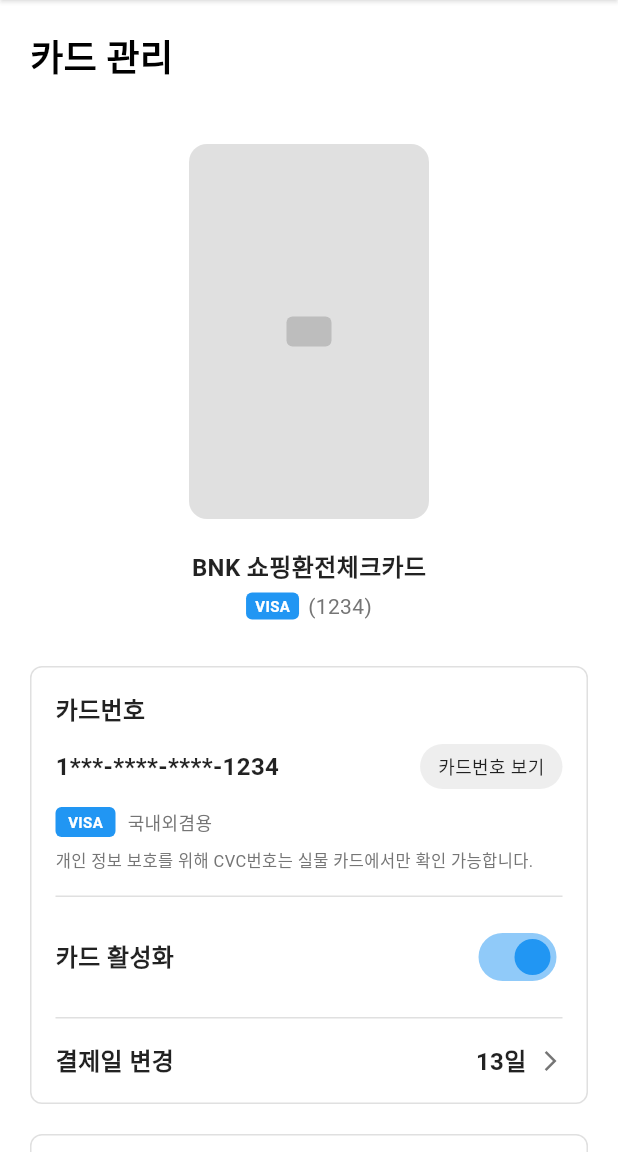
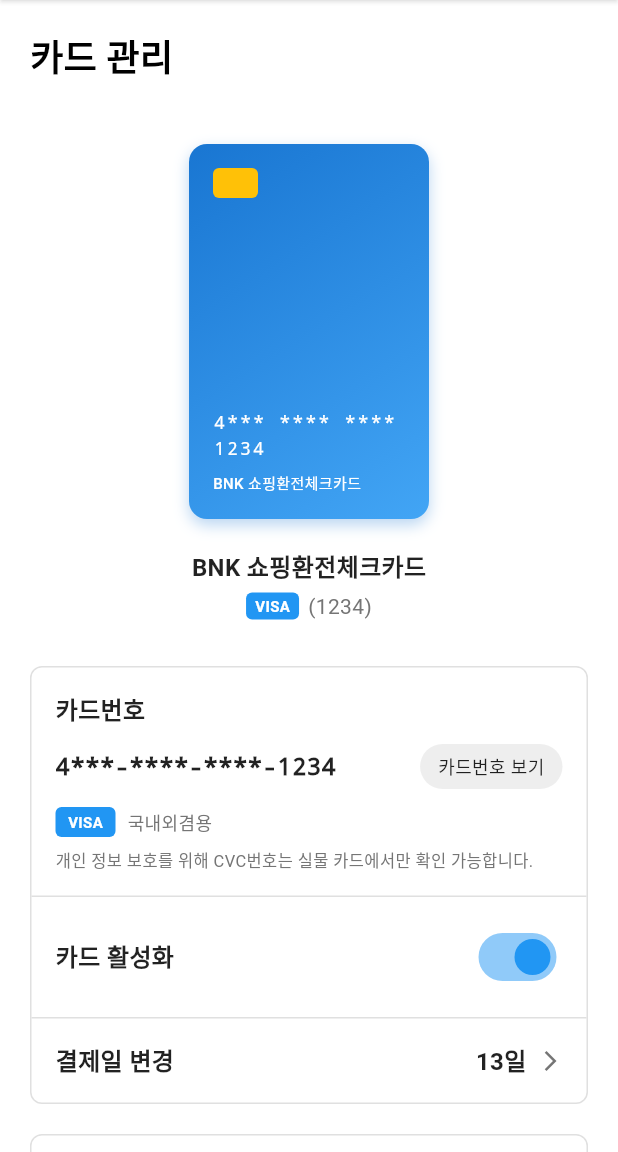
Before and after one commit to yunachooi/bnk_project_02, a Flutter app: the CardManagementScreen screen opened directly, on a phone screen of 412 x 824 dp, the part 84-1236 px from its top. Run offline on Flutter 3.47's test engine with Material 3 defaults, Android fonts, the light colour scheme and no system bars; our stand-ins replace webview_flutter; network calls fail.

Commit message:
[ynchoi] card.dart tasks

```diff
--- a/bnk_project_02f/lib/card/cardManagement.dart
+++ b/bnk_project_02f/lib/card/cardManagement.dart
@@ -1,4 +1,6 @@
 import 'package:flutter/material.dart';
+import 'package:http/http.dart' as http;
+import 'dart:convert';
 
 void main() {
   runApp(MenuManagementApp());
@@ -10,13 +12,45 @@
   @override
   Widget build(BuildContext context) {
     return MaterialApp(
-      title: '메뉴 관리',
+      title: '카드 관리',
       theme: ThemeData(
         primarySwatch: Colors.blue,
         primaryColor: Color(0xFF1976D2),
       ),
       home: CardManagementScreen(),
       debugShowCheckedModeBanner: false,
+    );
+  }
+}
+
+class CardInfo {
+  final String cardno;
+  final String cano;
+  final String uid;
+  final int cardcvc;
+  final String cardname;
+  final String cardstatus;
+  final String carddate;
+
+  CardInfo({
+    required this.cardno,
+    required this.cano,
+    required this.uid,
+    required this.cardcvc,
+    required this.cardname,
+    required this.cardstatus,
+    required this.carddate,
+  });
+
+  factory CardInfo.fromJson(Map<String, dynamic> json) {
+    return CardInfo(
+      cardno: json['cardno'] ?? '4***-****-****-1234',
+      cano: json['cano'] ?? '',
+      uid: json['uid'] ?? '',
+      cardcvc: json['cardcvc'] ?? 123,
+      cardname: json['cardname'] ?? 'BNK 쇼핑환전체크카드',
+      cardstatus: json['cardstatus'] ?? 'Y',
+      carddate: json['carddate'] ?? '',
     );
   }
 }
@@ -29,9 +63,162 @@
 class _CardManagementScreenState extends State<CardManagementScreen> {
   bool isCardActivated = true;
   String paymentCycle = '13일';
+  bool isLoading = true;
+  bool showingFullNumber = false;
+  CardInfo? cardInfo;
+
+  final String baseUrl = 'http://localhost:8080';
+
+  @override
+  void initState() {
+    super.initState();
+    _loadCardInfo();
+  }
+
+  Future<void> _loadCardInfo() async {
+    setState(() {
+      isLoading = true;
+    });
+
+    try {
+      final response = await http.get(
+        Uri.parse('$baseUrl/user/card/info'),
+        headers: {'Content-Type': 'application/json'},
+      );
+
+      if (response.statusCode == 200) {
+        final jsonData = json.decode(response.body);
+        cardInfo = CardInfo.fromJson(jsonData);
+        isCardActivated = cardInfo!.cardstatus == 'Y';
+      } else {
+        _createDefaultCard();
+      }
+    } catch (e) {
+      _createDefaultCard();
+    }
+
+    setState(() {
+      isLoading = false;
+    });
+  }
+
+  void _createDefaultCard() {
+    cardInfo = CardInfo(
+      cardno: '4***-****-****-1234',
+      cano: 'default_USD',
+      uid: 'user',
+      cardcvc: 123,
+      cardname: 'BNK 쇼핑환전체크카드',
+      cardstatus: 'Y',
+      carddate: DateTime.now().toString(),
+    );
+    isCardActivated = true;
+  }
+
+  Future<void> _toggleCardStatus() async {
+    try {
+      await http.post(
+        Uri.parse('$baseUrl/user/card/toggle-status'),
+        headers: {'Content-Type': 'application/json'},
+      );
+
+      setState(() {
+        isCardActivated = !isCardActivated;
+      });
+
+      _showMessage('카드 상태가 변경되었습니다.');
+    } catch (e) {
+      setState(() {
+        isCardActivated = !isCardActivated;
+      });
+      _showMessage('카드 상태가 변경되었습니다.');
+    }
+  }
+
+  Future<void> _toggleCardNumber() async {
+    if (!showingFullNumber) {
+      try {
+        final response = await http.get(
+          Uri.parse('$baseUrl/user/card/full-number'),
+          headers: {'Content-Type': 'application/json'},
+        );
+
+        if (response.statusCode == 200) {
+          setState(() {
+            showingFullNumber = true;
+          });
+        } else {
+          setState(() {
+            showingFullNumber = true;
+          });
+        }
+      } catch (e) {
+        setState(() {
+          showingFullNumber = true;
+        });
+      }
+    } else {
+      setState(() {
+        showingFullNumber = false;
+      });
+    }
+  }
+
+  void _showMessage(String message) {
+    ScaffoldMessenger.of(context).showSnackBar(
+      SnackBar(
+        content: Text(message),
+        backgroundColor: Colors.green,
+        duration: Duration(seconds: 2),
+      ),
+    );
+  }
+
+  String _getDisplayCardNumber() {
+    if (cardInfo == null) return '4***-****-****-1234';
+
+    if (showingFullNumber) {
+      String cleanNumber = cardInfo!.cardno.replaceAll('-', '').replaceAll('*', '');
+      if (cleanNumber.length == 16) {
+        return '${cleanNumber.substring(0, 4)}-${cleanNumber.substring(4, 8)}-${cleanNumber.substring(8, 12)}-${cleanNumber.substring(12, 16)}';
+      }
+      return '4000-1234-5678-1234';
+    } else {
+      return cardInfo!.cardno;
+    }
+  }
+
+  String _getLastFourDigits() {
+    if (cardInfo?.cardno != null) {
+      String cleanNumber = cardInfo!.cardno.replaceAll('-', '').replaceAll('*', '');
+      if (cleanNumber.length >= 4) {
+        return cleanNumber.substring(cleanNumber.length - 4);
+      }
+    }
+    return '1234';
+  }
+
+  String _getFirstDigit() {
+    if (cardInfo?.cardno != null) {
+      String cleanNumber = cardInfo!.cardno.replaceAll('-', '').replaceAll('*', '');
+      if (cleanNumber.length >= 1) {
+        return cleanNumber.substring(0, 1);
+      }
+    }
+    return '4';
+  }
 
   @override
   Widget build(BuildContext context) {
+    if (isLoading) {
+      return Scaffold(
+        backgroundColor: Colors.white,
+        body: Center(
+          child: CircularProgressIndicator(color: Color(0xFF1976D2)),
+        ),
+      );
+    }
+
     return Scaffold(
       backgroundColor: Colors.white,
       appBar: AppBar(
@@ -40,9 +227,7 @@
         shadowColor: Colors.grey.withValues(alpha: 0.3),
         leading: IconButton(
           icon: Icon(Icons.arrow_back, color: Color(0xFF1976D2)),
-          onPressed: () {
-            Navigator.of(context).pop();
-          },
+          onPressed: () => Navigator.of(context).pop(),
         ),
         title: Text(
           '뒤로가기',
@@ -53,7 +238,10 @@
           ),
         ),
       ),
-      body: SingleChildScrollView(
+      body: RefreshIndicator(
+        onRefresh: _loadCardInfo,
+        child: SingleChildScrollView(
+          physics: AlwaysScrollableScrollPhysics(),
           child: Padding(
             padding: EdgeInsets.all(20),
             child: Column(
@@ -69,36 +257,73 @@
                 ),
                 SizedBox(height: 20),
 
+                // 카드 비주얼
                 Center(
                   child: Container(
                     width: 160,
                     height: 250,
                     margin: EdgeInsets.symmetric(vertical: 20),
                     decoration: BoxDecoration(
-                    color: Colors.grey[300],
+                      gradient: LinearGradient(
+                        begin: Alignment.topLeft,
+                        end: Alignment.bottomRight,
+                        colors: [Color(0xFF1976D2), Color(0xFF42A5F5)],
+                      ),
                       borderRadius: BorderRadius.circular(12),
+                      boxShadow: [
+                        BoxShadow(
+                          color: Color(0xFF1976D2).withOpacity(0.3),
+                          blurRadius: 8,
+                          offset: Offset(0, 4),
                         ),
+                      ],
+                    ),
+                    child: Padding(
+                      padding: EdgeInsets.all(16),
                       child: Column(
-                    mainAxisAlignment: MainAxisAlignment.center,
+                        crossAxisAlignment: CrossAxisAlignment.start,
                         children: [
                           Container(
                             width: 30,
                             height: 20,
                             decoration: BoxDecoration(
-                          color: Colors.grey[400],
+                              color: Colors.amber,
                               borderRadius: BorderRadius.circular(4),
                             ),
+                          ),
+                          Spacer(),
+                          Text(
+                            '${_getFirstDigit()}*** **** **** ${_getLastFourDigits()}',
+                            style: TextStyle(
+                              color: Colors.white,
+                              fontSize: 12,
+                              fontFamily: 'monospace',
+                              letterSpacing: 1.5,
+                            ),
+                          ),
+                          SizedBox(height: 8),
+                          Text(
+                            cardInfo?.cardname ?? 'BNK 쇼핑환전체크카드',
+                            style: TextStyle(
+                              color: Colors.white,
+                              fontSize: 10,
+                              fontWeight: FontWeight.w500,
+                            ),
+                            maxLines: 2,
+                            overflow: TextOverflow.ellipsis,
                           ),
                         ],
                       ),
                     ),
                   ),
+                ),
 
+                // 카드 정보
                 Center(
                   child: Column(
                     children: [
                       Text(
-                      'BNK 쇼핑환전체크카드',
+                        cardInfo?.cardname ?? 'BNK 쇼핑환전체크카드',
                         style: TextStyle(
                           fontSize: 16,
                           fontWeight: FontWeight.w600,
@@ -126,7 +351,7 @@
                           ),
                           SizedBox(width: 6),
                           Text(
-                          '(1234)',
+                            '(${_getLastFourDigits()})',
                             style: TextStyle(
                               fontSize: 14,
                               color: Colors.grey[600],
@@ -140,6 +365,7 @@
 
                 SizedBox(height: 30),
 
+                // 카드 상세 정보
                 Container(
                   width: double.infinity,
                   decoration: BoxDecoration(
@@ -150,6 +376,7 @@
                   child: Column(
                     crossAxisAlignment: CrossAxisAlignment.start,
                     children: [
+                      // 카드번호 섹션
                       Container(
                         padding: EdgeInsets.all(16),
                         child: Column(
@@ -167,25 +394,31 @@
                             Row(
                               mainAxisAlignment: MainAxisAlignment.spaceBetween,
                               children: [
-                              Text(
-                                '1***-****-****-1234',
+                                Expanded(
+                                  child: Text(
+                                    _getDisplayCardNumber(),
                                     style: TextStyle(
                                       fontSize: 16,
                                       fontWeight: FontWeight.w600,
                                       color: Colors.black87,
+                                      fontFamily: 'monospace',
                                     ),
                                   ),
-                              Container(
+                                ),
+                                GestureDetector(
+                                  onTap: _toggleCardNumber,
+                                  child: Container(
                                     padding: EdgeInsets.symmetric(horizontal: 12, vertical: 6),
                                     decoration: BoxDecoration(
                                       color: Colors.grey[200],
                                       borderRadius: BorderRadius.circular(16),
                                     ),
                                     child: Text(
-                                  '카드번호 보기',
+                                      showingFullNumber ? '카드번호 숨기기' : '카드번호 보기',
                                       style: TextStyle(
                                         fontSize: 12,
                                         color: Colors.black87,
+                                      ),
                                     ),
                                   ),
                                 ),
@@ -235,12 +468,9 @@
                         ),
                       ),
 
-                    Container(
-                      height: 1,
-                      color: Colors.grey[300],
-                      margin: EdgeInsets.symmetric(horizontal: 16),
-                    ),
+                      Divider(height: 1, color: Colors.grey[300]),
 
+                      // 카드 활성화
                       Container(
                         padding: EdgeInsets.symmetric(horizontal: 16, vertical: 16),
                         child: Row(
@@ -256,23 +486,16 @@
                             ),
                             Switch(
                               value: isCardActivated,
-                            onChanged: (value) {
-                              setState(() {
-                                isCardActivated = value;
-                              });
-                            },
+                              onChanged: (value) => _toggleCardStatus(),
                               activeColor: Colors.blue,
                             ),
                           ],
                         ),
                       ),
 
-                    Container(
-                      height: 1,
-                      color: Colors.grey[300],
-                      margin: EdgeInsets.symmetric(horizontal: 16),
-                    ),
+                      Divider(height: 1, color: Colors.grey[300]),
 
+                      // 결제일 변경
                       Container(
                         padding: EdgeInsets.symmetric(horizontal: 16, vertical: 16),
                         child: Row(
@@ -313,6 +536,7 @@
 
                 SizedBox(height: 20),
 
+                // 메뉴 섹션
                 Container(
                   decoration: BoxDecoration(
                     color: Colors.white,
@@ -321,26 +545,11 @@
                   ),
                   child: Column(
                     children: [
-                    _buildMenuTile(
-                      '내 카드 혜택',
-                      '',
-                      showArrow: true,
-                      onTap: () {},
-                    ),
-                    _buildDivider(),
-                    _buildMenuTile(
-                      '분실신고/해제',
-                      '',
-                      showArrow: true,
-                      onTap: () {},
-                    ),
-                    _buildDivider(),
-                    _buildMenuTile(
-                      '카드해지',
-                      '',
-                      showArrow: true,
-                      onTap: () {},
-                    ),
+                      _buildMenuTile('내 카드 혜택', onTap: () {}),
+                      Divider(height: 1, color: Colors.grey[200]),
+                      _buildMenuTile('분실신고/해제', onTap: () {}),
+                      Divider(height: 1, color: Colors.grey[200]),
+                      _buildMenuTile('카드해지', onTap: () {}),
                     ],
                   ),
                 ),
@@ -350,18 +559,17 @@
             ),
           ),
         ),
+      ),
     );
   }
 
-  Widget _buildMenuTile(String title, String subtitle, {bool showArrow = false, bool hasSubtext = false, VoidCallback? onTap}) {
-    return Container(
+  Widget _buildMenuTile(String title, {VoidCallback? onTap}) {
+    return GestureDetector(
+      onTap: onTap,
+      child: Container(
         padding: EdgeInsets.symmetric(horizontal: 16, vertical: 16),
         child: Row(
           mainAxisAlignment: MainAxisAlignment.spaceBetween,
-        children: [
-          Expanded(
-            child: Column(
-              crossAxisAlignment: CrossAxisAlignment.start,
           children: [
             Text(
               title,
@@ -371,50 +579,14 @@
                 color: Colors.black87,
               ),
             ),
-                if (hasSubtext) ...[
-                  SizedBox(height: 4),
-                  Text(
-                    subtitle,
-                    style: TextStyle(
-                      fontSize: 14,
-                      color: Colors.grey[600],
-                    ),
-                  ),
-                ],
-              ],
-            ),
-          ),
-          if (showArrow)
             Icon(
               Icons.arrow_forward_ios,
               size: 16,
               color: Colors.grey[600],
-            )
-          else if (hasSubtext)
-            Container(
-              padding: EdgeInsets.symmetric(horizontal: 8, vertical: 4),
-              decoration: BoxDecoration(
-                color: Colors.grey[300],
-                borderRadius: BorderRadius.circular(12),
-              ),
-              child: Text(
-                '카드번호 보기',
-                style: TextStyle(
-                  fontSize: 11,
-                  color: Colors.black87,
-                ),
-              ),
             ),
           ],
         ),
-    );
-  }
-
-  Widget _buildDivider() {
-    return Container(
-      height: 1,
-      color: Colors.grey[200],
-      margin: EdgeInsets.symmetric(horizontal: 16),
+      ),
     );
   }
 }
```
Lines whose indentation alone changed are shown as unchanged.
